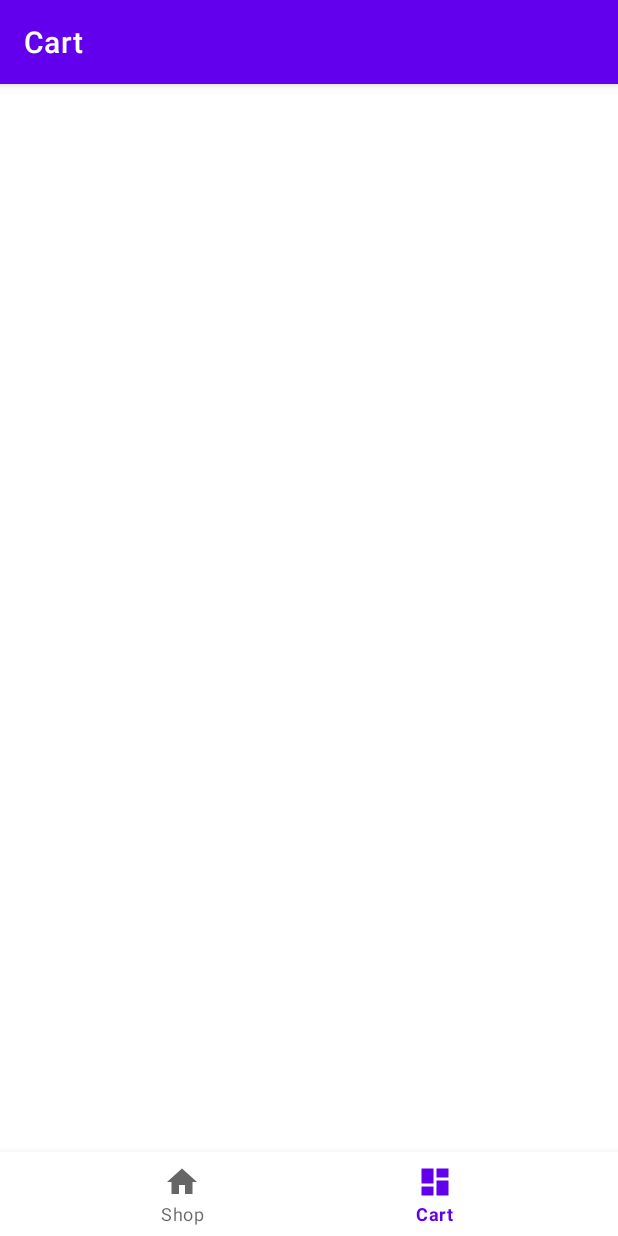
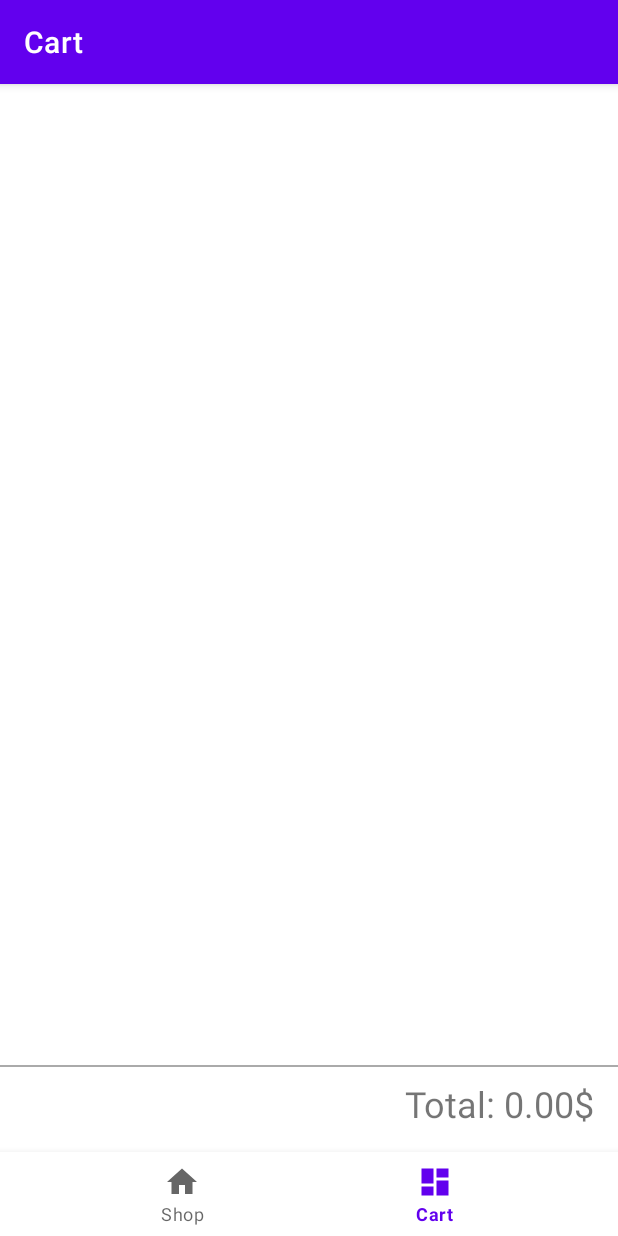
Before and after one commit to FelixDallaire/TP2_felix_gabriela, an Android app: the screen it shows after launch (MainActivity), item 2 of the bottom bar chosen, on a phone screen of 412 x 824 dp. Run offline under Robolectric (Android 15) with nearby library versions, the phone set to English and light mode, and no system bars; our stand-ins replace Room's generated code, navigation-ui.

Commit message:
fixed layout + display of the items in the cart list

```diff
--- a/Magasin/app/src/main/java/com/example/magasin/data/MagasinDatabase.kt
+++ b/Magasin/app/src/main/java/com/example/magasin/data/MagasinDatabase.kt
@@ -36,29 +36,54 @@ abstract class MagasinDatabase : RoomDatabase() {
                                 CoroutineScope(Dispatchers.IO).launch {
                                     val shopItems = listOf(
                                         ShopItem(
-                                            name = "Item 1",
-                                            description = "Description for Item 1",
-                                            price = 10.99,
-                                            category = "Category 1",
+                                            name = "Gourde Éco-responsable",
+                                            description = "Gourde de 24 oz, sans BPA, en acier inoxydable, conçue pour garder les boissons froides jusqu'à 48 heures.",
+                                            price = 25.99,
+                                            category = "Produits Écologiques",
                                             quantity = 5,
-                                            image = "image1.png"
+                                            image = "eco_bottle.png"
                                         ),
                                         ShopItem(
-                                            name = "Item 2",
-                                            description = "Description for Item 2",
-                                            price = 20.99,
-                                            category = "Category 2",
+                                            name = "T-shirt en Coton Biologique",
+                                            description = "T-shirt doux, 100% coton biologique, en gris charbon, parfait pour les sorties décontractées ou formelles.",
+                                            price = 30.99,
+                                            category = "Vêtements",
                                             quantity = 3,
-                                            image = "image2.png"
+                                            image = "organic_tshirt.png"
                                         ),
                                         ShopItem(
-                                            name = "Item 3",
-                                            description = "Description for Item 3",
-                                            price = 15.99,
-                                            category = "Category 3",
+                                            name = "Clavier Sans Fil en Bambou",
+                                            description = "Clavier durable en bambou avec connectivité Bluetooth, compatible avec plusieurs systèmes d'exploitation.",
+                                            price = 45.99,
+                                            category = "Électronique",
                                             quantity = 10,
-                                            image = "image3.png"
+                                            image = "bamboo_keyboard.png"
+                                        ),
+                                        ShopItem(
+                                            name = "Pot en Céramique Artisanal",
+                                            description = "Pot en céramique fait main avec une glaçure artistique, idéal pour les plantes d'intérieur et d'extérieur.",
+                                            price = 34.99,
+                                            category = "Décor Maison",
+                                            quantity = 7,
+                                            image = "ceramic_planter.png"
+                                        ),
+                                        ShopItem(
+                                            name = "Sac à Dos en Cuir Végan",
+                                            description = "Sac à dos durable et élégant fabriqué à partir de cuir végan de haute qualité avec plusieurs poches.",
+                                            price = 52.99,
+                                            category = "Accessoires",
+                                            quantity = 4,
+                                            image = "vegan_backpack.png"
+                                        ),
+                                        ShopItem(
+                                            name = "Grains de Café Gourmet",
+                                            description = "1 lb de grains de café Arabica de première qualité, approvisionnés de manière éthique et torréfiés frais pour garantir la meilleure saveur.",
+                                            price = 17.99,
+                                            category = "Alimentation Gourmet",
+                                            quantity = 15,
+                                            image = "coffee_beans.png"
                                         )
+
                                     )
 
                                     database.shopItemDao().insertShopItems(shopItems)
--- a/Magasin/app/src/main/java/com/example/magasin/ui/cart/CartAdapter.kt
+++ b/Magasin/app/src/main/java/com/example/magasin/ui/cart/CartAdapter.kt
@@ -1,28 +1,13 @@
 package com.example.magasin.ui.cart
 
 import android.view.LayoutInflater
-import android.view.View
 import android.view.ViewGroup
 import androidx.recyclerview.widget.RecyclerView
 import com.example.magasin.databinding.CartItemBinding
-import com.example.magasin.databinding.ShopItemBinding
 import com.example.magasin.model.ShopItem
 
-
-
-class CartAdapter(private var cartItems: List<ShopItem>) :RecyclerView.Adapter<CartAdapter.ViewHolder>()
-{
-
-    inner class ViewHolder(private val binding: CartItemBinding) :
-        RecyclerView.ViewHolder(binding.root) {
-
-
-
-        fun bind(shopItem: ShopItem) {
-            binding.textItem.text = shopItem.name
-            binding.textQuantity.text = shopItem.quantity.toString()
-        }
-    }
+class CartAdapter(private var cartItems: List<ShopItem>) :
+    RecyclerView.Adapter<CartAdapter.ViewHolder>() {
 
     override fun onCreateViewHolder(parent: ViewGroup, viewType: Int): ViewHolder {
         val binding = CartItemBinding.inflate(LayoutInflater.from(parent.context), parent, false)
@@ -30,9 +15,20 @@ class CartAdapter(private var cartItems: List<ShopItem>) :RecyclerView.Adapter<C
     }
 
     override fun onBindViewHolder(holder: ViewHolder, position: Int) {
-        val shopItem = cartItems[position]
-        holder.bind(shopItem)
+        val cartItem = cartItems[position]
+        holder.bind(cartItem)
     }
 
     override fun getItemCount(): Int = cartItems.size
+
+    class ViewHolder(private val binding: CartItemBinding) :
+        RecyclerView.ViewHolder(binding.root) {
+        fun bind(cartItem: ShopItem) {
+            binding.tvCartProductName.text = cartItem.name
+            binding.tvCartProductQuantity.text = "Qty: ${cartItem.quantity}"
+            binding.tvCartProductPrice.text = String.format("$%.2f", cartItem.price)
+            // If images are part of the ShopItem, you could handle them here
+            // Example: binding.ivCartItemImage.setImageResource(getImageResourceId(cartItem.image))
+        }
+    }
 }
--- a/Magasin/app/src/main/java/com/example/magasin/ui/cart/CartFragment.kt
+++ b/Magasin/app/src/main/java/com/example/magasin/ui/cart/CartFragment.kt
@@ -1,67 +1,50 @@
 package com.example.magasin.ui.cart
 
+import CartViewModel
 import android.os.Bundle
-import android.util.Log
 import android.view.LayoutInflater
 import android.view.View
 import android.view.ViewGroup
-import android.widget.TextView
 import androidx.fragment.app.Fragment
 import androidx.lifecycle.ViewModelProvider
 import androidx.recyclerview.widget.LinearLayoutManager
+import com.example.magasin.R
 import com.example.magasin.databinding.FragmentCartBinding
 import com.example.magasin.model.ShopItem
-import com.example.magasin.ui.shop.ShopAdapter
-import java.util.ArrayList
 
 class CartFragment : Fragment() {
 
     private var _binding: FragmentCartBinding? = null
     private val binding get() = _binding!!
 
-    private lateinit var mItemList: MutableList<ShopItem>
+    private lateinit var cartViewModel: CartViewModel
     private lateinit var cartAdapter: CartAdapter
 
     override fun onCreateView(
         inflater: LayoutInflater,
         container: ViewGroup?,
         savedInstanceState: Bundle?
-    ): View {
-        val cartViewModel =
-            ViewModelProvider(this).get(CartViewModel::class.java)
+    ): View? {
+        _binding = FragmentCartBinding.inflate(inflater, container, false)
+        cartViewModel = ViewModelProvider(this).get(CartViewModel::class.java)
 
-        _binding = FragmentCartBinding.inflate(inflater, container, false)
-        val root: View = binding.root
+        // Initialize the RecyclerView
+        binding.rvCartItems.layoutManager = LinearLayoutManager(context)
+        binding.rvCartItems.setHasFixedSize(true)
 
-        binding.rvItems.setHasFixedSize(true)
+        // Observe the LiveData from ViewModel
+        cartViewModel.cartItems.observe(viewLifecycleOwner) { items ->
+            cartAdapter = CartAdapter(items)
+            binding.rvCartItems.adapter = cartAdapter
+            updateTotalPrice(items)
+        }
 
-        val Items = ShopItem(1,"item", "",10.0,"",1, "")
-        val Iteme = ShopItem(2,"chevalamp", "",10.0,"",100, "")
+        return binding.root
+    }
 
-        mItemList = ArrayList<ShopItem>()
-
-        mItemList.add(Items)
-        mItemList.add(Iteme)
-
-        Log.d("CartFragment",mItemList.toString())
-
-
-
-        cartAdapter = CartAdapter(mItemList)
-
-        var coutTotal : Double = 0.0
-
-        mItemList.forEach { item-> coutTotal += item.price * item.quantity }
-
-        binding.tvTotal.text =(coutTotal).toString()
-
-        binding.rvItems.adapter = cartAdapter
-        Log.d("CartFragment", "LinearLayoutManager has been set")
-
-        binding.rvItems.layoutManager = LinearLayoutManager(context)
-
-
-        return root
+    private fun updateTotalPrice(items: List<ShopItem>) {
+        val total = items.sumOf { it.price * it.quantity }
+        binding.tvTotalPrice.text = getString(R.string.total_price, total)
     }
 
     override fun onDestroyView() {
--- a/Magasin/app/src/main/java/com/example/magasin/ui/cart/CartViewModel.kt
+++ b/Magasin/app/src/main/java/com/example/magasin/ui/cart/CartViewModel.kt
@@ -1,13 +1,29 @@
-package com.example.magasin.ui.cart
-
 import androidx.lifecycle.LiveData
 import androidx.lifecycle.MutableLiveData
 import androidx.lifecycle.ViewModel
+import com.example.magasin.model.ShopItem
 
 class CartViewModel : ViewModel() {
+    private val _cartItems = MutableLiveData<List<ShopItem>>(emptyList())
+    val cartItems: LiveData<List<ShopItem>> = _cartItems
 
-    private val _text = MutableLiveData<String>().apply {
-        value = "This is cart Fragment"
+    init {
+//        addToCart(ShopItem(1, "Lamp", "A bright lamp", 20.00, "Home", 2, ""))
+//        addToCart(ShopItem(2, "Chair", "Comfortable chair", 45.00, "Furniture", 1, ""))
     }
-    val text: LiveData<String> = _text
+
+    fun addToCart(item: ShopItem) {
+        val updatedItems = _cartItems.value.orEmpty() + item
+        _cartItems.value = updatedItems
+    }
+
+    fun removeFromCart(item: ShopItem) {
+        _cartItems.value = _cartItems.value.orEmpty().filter { it.id != item.id }
+    }
+
+    fun updateQuantity(item: ShopItem, quantity: Int) {
+        _cartItems.value = _cartItems.value.orEmpty().map {
+            if (it.id == item.id) it.copy(quantity = quantity) else it
+        }
+    }
 }
--- a/Magasin/app/src/main/java/com/example/magasin/ui/shop/ShopAdapter.kt
+++ b/Magasin/app/src/main/java/com/example/magasin/ui/shop/ShopAdapter.kt
@@ -40,8 +40,8 @@
 
             binding.root.setOnCreateContextMenuListener { menu, v, menuInfo ->
                 val position = adapterPosition
-                val edit: android.view.MenuItem = menu.add(0, v.id, 0, "Edit") // Changed for example
-                val delete: android.view.MenuItem = menu.add(0, v.id, 0, "Delete") // Changed for example
+                val edit: android.view.MenuItem = menu.add(0, v.id, 0, "Edit")
+                val delete: android.view.MenuItem = menu.add(0, v.id, 0, "Delete")
                 edit.setOnMenuItemClickListener {
                     if (position != RecyclerView.NO_POSITION) {
                         listener.onClickEdit(itemView, position)
--- a/Magasin/app/src/main/res/layout/activity_main.xml
+++ b/Magasin/app/src/main/res/layout/activity_main.xml
@@ -3,8 +3,7 @@
     xmlns:app="http://schemas.android.com/apk/res-auto"
     android:id="@+id/container"
     android:layout_width="match_parent"
-    android:layout_height="match_parent"
-    android:paddingTop="?attr/actionBarSize">
+    android:layout_height="match_parent">
 
     <com.google.android.material.bottomnavigation.BottomNavigationView
         android:id="@+id/nav_view"
--- a/Magasin/app/src/main/res/layout/cart_item.xml
+++ b/Magasin/app/src/main/res/layout/cart_item.xml
@@ -9,10 +9,10 @@
         android:id="@+id/iv_cart_product_image"
         android:layout_width="80dp"
         android:layout_height="80dp"
-        android:src="@drawable/ic_product_placeholder"
-        app:layout_constraintTop_toTopOf="parent"
+        android:src="@drawable/ic_home_black_24dp"
         app:layout_constraintBottom_toBottomOf="parent"
-        app:layout_constraintStart_toStartOf="parent" />
+        app:layout_constraintStart_toStartOf="parent"
+        app:layout_constraintTop_toTopOf="parent" />
 
     <TextView
         android:id="@+id/tv_cart_product_name"
--- a/Magasin/app/src/main/res/layout/fragment_cart.xml
+++ b/Magasin/app/src/main/res/layout/fragment_cart.xml
@@ -4,28 +4,39 @@
     xmlns:tools="http://schemas.android.com/tools"
     android:layout_width="match_parent"
     android:layout_height="match_parent"
+    android:paddingBottom="?attr/actionBarSize"
     tools:context=".ui.cart.CartFragment">
-
-    <TextView
-        android:id="@+id/tv_total_price"
-        android:layout_width="0dp"
-        android:layout_height="wrap_content"
-        android:textAlignment="textStart"
-        android:textSize="24sp"
-        android:text="@string/total_price"
-        app:layout_constraintEnd_toEndOf="parent"
-        app:layout_constraintStart_toStartOf="parent"
-        app:layout_constraintTop_toTopOf="parent" />
 
     <androidx.recyclerview.widget.RecyclerView
         android:id="@+id/rv_cart_items"
         android:layout_width="0dp"
         android:layout_height="0dp"
+        app:layout_constraintBottom_toTopOf="@+id/separator"
+        app:layout_constraintEnd_toEndOf="parent"
+        app:layout_constraintStart_toStartOf="parent"
+        app:layout_constraintTop_toTopOf="parent"
+        tools:listitem="@layout/cart_item" />
+
+    <View
+        android:id="@+id/separator"
+        android:layout_width="match_parent"
+        android:layout_height="1dp"
+        android:background="@android:color/darker_gray"
+        app:layout_constraintBottom_toTopOf="@+id/tv_total_price" />
+
+    <TextView
+        android:id="@+id/tv_total_price"
+        android:layout_width="wrap_content"
+        android:layout_height="wrap_content"
+        android:layout_margin="8dp"
+        android:layout_marginBottom="8dp"
+        android:gravity="end|center_vertical"
+        android:padding="8dp"
+        android:text="Total: $55.99"
+        android:textSize="24sp"
         app:layout_constraintBottom_toBottomOf="parent"
         app:layout_constraintEnd_toEndOf="parent"
-        app:layout_constraintHorizontal_bias="0.0"
-        app:layout_constraintStart_toStartOf="parent"
-        app:layout_constraintTop_toBottomOf="@id/tv_total_price"
-        app:layout_constraintVertical_bias="0.0"
-        tools:listitem="@layout/cart_item" />
+        app:layout_constraintHorizontal_bias="1.0"
+        app:layout_constraintStart_toStartOf="parent" />
+
 </androidx.constraintlayout.widget.ConstraintLayout>
--- a/Magasin/app/src/main/res/values/strings.xml
+++ b/Magasin/app/src/main/res/values/strings.xml
@@ -5,5 +5,5 @@
     <string name="text_total_price">Prix total</string>
     <string name="action_edit">Éditer</string>
     <string name="action_delete">Supprimer</string>
-    <string name="total_price" />
+    <string name="total_price">Total: %1$.2f$</string>
 </resources>
```
